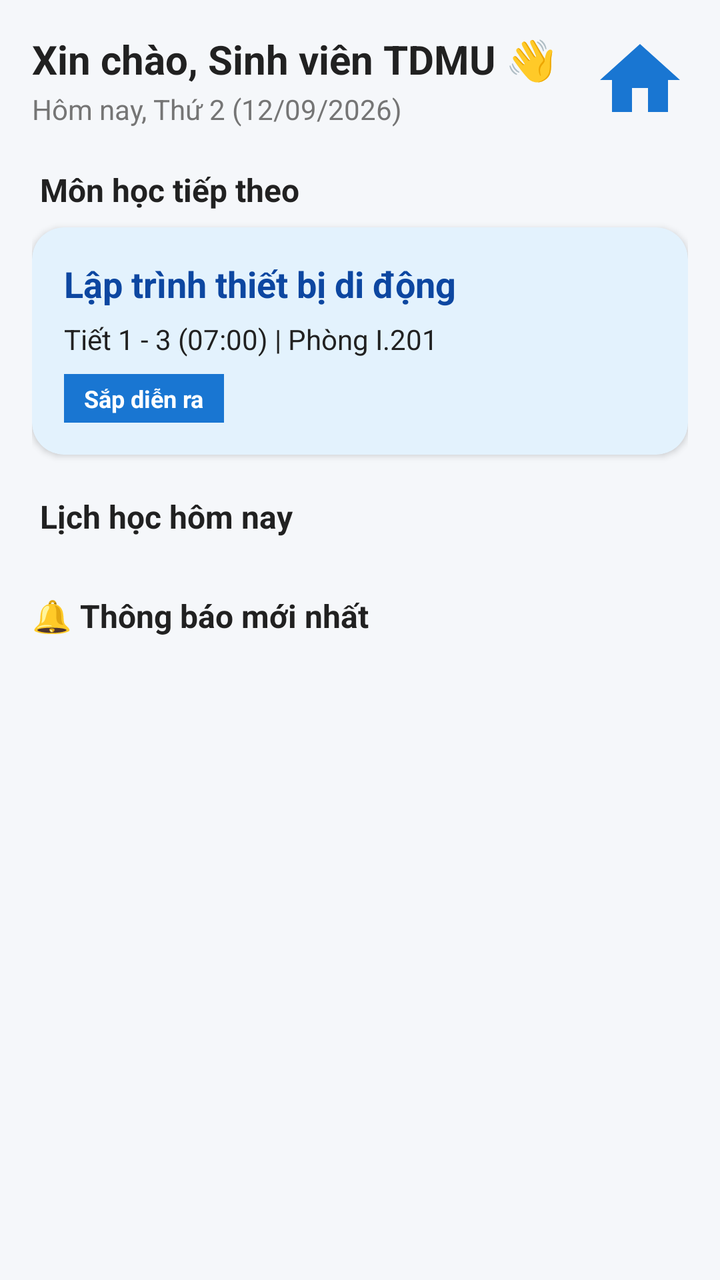
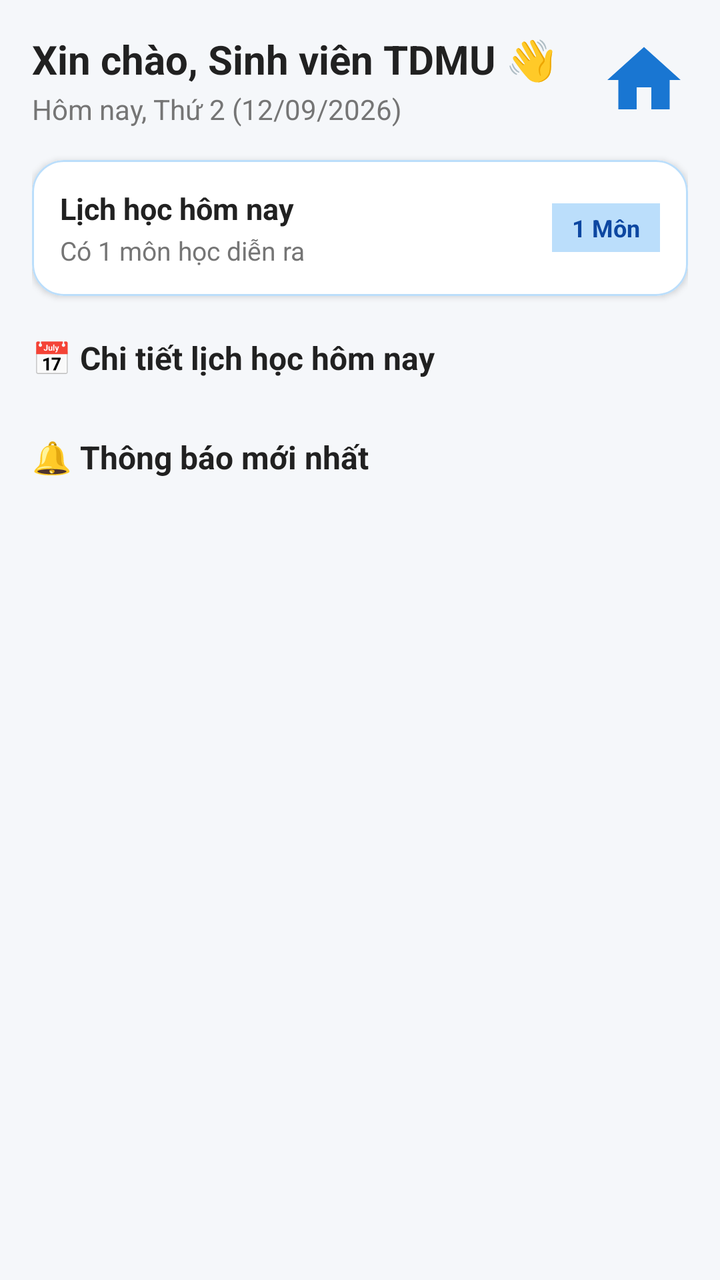

The first picture is an Android layout as it rendered before a commit; the second is the same layout after the commit. The layout source and the unified diff follow.
<!-- AndroidManifest.xml: application theme Theme.Schedule_TDMU -->
<!-- res/layout/fragment_home.xml -->
<?xml version="1.0" encoding="utf-8"?>
<ScrollView xmlns:android="http://schemas.android.com/apk/res/android"
    xmlns:app="http://schemas.android.com/apk/res-auto"
    android:layout_width="match_parent"
    android:layout_height="match_parent"
    android:background="@color/background"
    android:fillViewport="true">

    <LinearLayout
        android:layout_width="match_parent"
        android:layout_height="wrap_content"
        android:orientation="vertical"
        android:padding="16dp">

        
        <LinearLayout
            android:layout_width="match_parent"
            android:layout_height="wrap_content"
            android:gravity="center_vertical"
            android:orientation="horizontal">

            <LinearLayout
                android:layout_width="0dp"
                android:layout_height="wrap_content"
                android:layout_weight="1"
                android:orientation="vertical">

                <TextView
                    android:id="@+id/tv_greeting"
                    android:layout_width="wrap_content"
                    android:layout_height="wrap_content"
                    android:text="Xin chào, Sinh viên TDMU 👋"
                    android:textColor="@color/text_primary"
                    android:textSize="20sp"
                    android:textStyle="bold" />

                <TextView
                    android:id="@+id/tv_today_date"
                    android:layout_width="wrap_content"
                    android:layout_height="wrap_content"
                    android:layout_marginTop="2dp"
                    android:text="Hôm nay, Thứ 2 (12/09/2026)"
                    android:textColor="@color/text_secondary"
                    android:textSize="14sp" />
            </LinearLayout>

            <ImageView
                android:layout_width="48dp"
                android:layout_height="48dp"
                android:contentDescription="Avatar"
                android:src="@drawable/ic_home"
                app:tint="@color/primary" />
        </LinearLayout>

        
        <TextView
            android:layout_width="wrap_content"
            android:layout_height="wrap_content"
            android:layout_marginTop="20dp"
            android:layout_marginBottom="8dp"
            android:text=" Môn học tiếp theo"
            android:textColor="@color/text_primary"
            android:textSize="16sp"
            android:textStyle="bold" />

        <com.google.android.material.card.MaterialCardView
            android:id="@+id/card_next_class"
            android:layout_width="match_parent"
            android:layout_height="wrap_content"
            app:cardBackgroundColor="@color/card_bg_blue"
            app:cardCornerRadius="16dp"
            app:cardElevation="2dp"
            app:strokeWidth="0dp">

            <LinearLayout
                android:layout_width="match_parent"
                android:layout_height="wrap_content"
                android:orientation="vertical"
                android:padding="16dp">

                <TextView
                    android:id="@+id/tv_next_class_title"
                    android:layout_width="wrap_content"
                    android:layout_height="wrap_content"
                    android:text="Lập trình thiết bị di động"
                    android:textColor="@color/primary_dark"
                    android:textSize="18sp"
                    android:textStyle="bold" />

                <TextView
                    android:id="@+id/tv_next_class_detail"
                    android:layout_width="wrap_content"
                    android:layout_height="wrap_content"
                    android:layout_marginTop="6dp"
                    android:text="Tiết 1 - 3 (07:00) | Phòng I.201"
                    android:textColor="@color/text_primary"
                    android:textSize="14sp" />

                <TextView
                    android:id="@+id/tv_next_class_status"
                    android:layout_width="wrap_content"
                    android:layout_height="wrap_content"
                    android:layout_marginTop="8dp"
                    android:background="@color/primary"
                    android:paddingHorizontal="10dp"
                    android:paddingVertical="4dp"
                    android:text="Sắp diễn ra"
                    android:textColor="@color/white"
                    android:textSize="12sp"
                    android:textStyle="bold" />
            </LinearLayout>
        </com.google.android.material.card.MaterialCardView>

        
        <TextView
            android:layout_width="wrap_content"
            android:layout_height="wrap_content"
            android:layout_marginTop="20dp"
            android:layout_marginBottom="8dp"
            android:text=" Lịch học hôm nay"
            android:textColor="@color/text_primary"
            android:textSize="16sp"
            android:textStyle="bold" />

        <androidx.recyclerview.widget.RecyclerView
            android:id="@+id/rv_today_schedule"
            android:layout_width="match_parent"
            android:layout_height="wrap_content"
            android:nestedScrollingEnabled="false" />

        
        <TextView
            android:layout_width="wrap_content"
            android:layout_height="wrap_content"
            android:layout_marginTop="20dp"
            android:layout_marginBottom="8dp"
            android:text="🔔 Thông báo mới nhất"
            android:textColor="@color/text_primary"
            android:textSize="16sp"
            android:textStyle="bold" />

        <androidx.recyclerview.widget.RecyclerView
            android:id="@+id/rv_recent_notifications"
            android:layout_width="match_parent"
            android:layout_height="wrap_content"
            android:nestedScrollingEnabled="false" />

    </LinearLayout>
</ScrollView>
<!-- resources referenced by this layout -->
<resources>
  <color name="background">#F5F7FA</color>
  <color name="card_bg_blue">#E3F2FD</color>
  <color name="primary">#1976D2</color>
  <color name="primary_dark">#0D47A1</color>
  <color name="text_primary">#212121</color>
  <color name="text_secondary">#757575</color>
  <color name="white">#FFFFFFFF</color>
  <!-- drawable ic_home (drawable) -->
  <vector xmlns:android="http://schemas.android.com/apk/res/android"
      android:width="24dp"
      android:height="24dp"
      android:viewportWidth="24"
      android:viewportHeight="24">
      <path
          android:fillColor="#FF000000"
          android:pathData="M10,20v-6h4v6h5v-8h3L12,3 2,12h3v8z"/>
  </vector>
  <style name="Theme.Schedule_TDMU" parent="Base.Theme.Schedule_TDMU" />
  <style name="Base.Theme.Schedule_TDMU" parent="Theme.Material3.DayNight.NoActionBar">
          
          
      </style>
</resources>

<!-- the commit's change to res/layout/fragment_home.xml (unified diff, before → after) -->
@@ -45,67 +45,66 @@
             </LinearLayout>
 
             <ImageView
-                android:layout_width="48dp"
-                android:layout_height="48dp"
+                android:layout_width="44dp"
+                android:layout_height="44dp"
                 android:contentDescription="Avatar"
                 android:src="@drawable/ic_home"
                 app:tint="@color/primary" />
         </LinearLayout>
 
         
-        <TextView
-            android:layout_width="wrap_content"
-            android:layout_height="wrap_content"
-            android:layout_marginTop="20dp"
-            android:layout_marginBottom="8dp"
-            android:text=" Môn học tiếp theo"
-            android:textColor="@color/text_primary"
-            android:textSize="16sp"
-            android:textStyle="bold" />
-
         <com.google.android.material.card.MaterialCardView
-            android:id="@+id/card_next_class"
+            android:id="@+id/card_today_summary"
             android:layout_width="match_parent"
             android:layout_height="wrap_content"
-            app:cardBackgroundColor="@color/card_bg_blue"
+            android:layout_marginTop="16dp"
+            app:cardBackgroundColor="@color/surface"
             app:cardCornerRadius="16dp"
             app:cardElevation="2dp"
-            app:strokeWidth="0dp">
+            app:strokeColor="@color/primary_light"
+            app:strokeWidth="1dp">
 
             <LinearLayout
                 android:layout_width="match_parent"
                 android:layout_height="wrap_content"
-                android:orientation="vertical"
-                android:padding="16dp">
+                android:gravity="center_vertical"
+                android:orientation="horizontal"
+                android:padding="14dp">
+
+                <LinearLayout
+                    android:layout_width="0dp"
+                    android:layout_height="wrap_content"
+                    android:layout_weight="1"
+                    android:orientation="vertical">
+
+                    <TextView
+                        android:id="@+id/tv_summary_title"
+                        android:layout_width="wrap_content"
+                        android:layout_height="wrap_content"
+                        android:text="Lịch học hôm nay"
+                        android:textColor="@color/text_primary"
+                        android:textSize="15sp"
+                        android:textStyle="bold" />
+
+                    <TextView
+                        android:id="@+id/tv_summary_detail"
+                        android:layout_width="wrap_content"
+                        android:layout_height="wrap_content"
+                        android:layout_marginTop="2dp"
+                        android:text="Có 1 môn học diễn ra"
+                        android:textColor="@color/text_secondary"
+                        android:textSize="13sp" />
+                </LinearLayout>
 
                 <TextView
-                    android:id="@+id/tv_next_class_title"
+                    android:id="@+id/tv_summary_badge"
                     android:layout_width="wrap_content"
                     android:layout_height="wrap_content"
-                    android:text="Lập trình thiết bị di động"
-                    android:textColor="@color/primary_dark"
-                    android:textSize="18sp"
-                    android:textStyle="bold" />
-
-                <TextView
-                    android:id="@+id/tv_next_class_detail"
-                    android:layout_width="wrap_content"
-                    android:layout_height="wrap_content"
-                    android:layout_marginTop="6dp"
-                    android:text="Tiết 1 - 3 (07:00) | Phòng I.201"
-                    android:textColor="@color/text_primary"
-                    android:textSize="14sp" />
-
-                <TextView
-                    android:id="@+id/tv_next_class_status"
-                    android:layout_width="wrap_content"
-                    android:layout_height="wrap_content"
-                    android:layout_marginTop="8dp"
-                    android:background="@color/primary"
+                    android:background="@color/primary_light"
                     android:paddingHorizontal="10dp"
                     android:paddingVertical="4dp"
-                    android:text="Sắp diễn ra"
-                    android:textColor="@color/white"
+                    android:text="1 Môn"
+                    android:textColor="@color/primary_dark"
                     android:textSize="12sp"
                     android:textStyle="bold" />
             </LinearLayout>
@@ -117,7 +116,7 @@
             android:layout_height="wrap_content"
             android:layout_marginTop="20dp"
             android:layout_marginBottom="8dp"
-            android:text=" Lịch học hôm nay"
+            android:text="📅 Chi tiết lịch học hôm nay"
             android:textColor="@color/text_primary"
             android:textSize="16sp"
             android:textStyle="bold" />
<!-- resource entries referenced after the edit -->
@@ -1,12 +1,12 @@
 <!-- resources referenced by this layout -->
 <resources>
   <color name="background">#F5F7FA</color>
-  <color name="card_bg_blue">#E3F2FD</color>
   <color name="primary">#1976D2</color>
   <color name="primary_dark">#0D47A1</color>
+  <color name="primary_light">#BBDEFB</color>
+  <color name="surface">#FFFFFF</color>
   <color name="text_primary">#212121</color>
   <color name="text_secondary">#757575</color>
-  <color name="white">#FFFFFFFF</color>
   <!-- drawable ic_home (drawable) -->
   <vector xmlns:android="http://schemas.android.com/apk/res/android"
       android:width="24dp"
